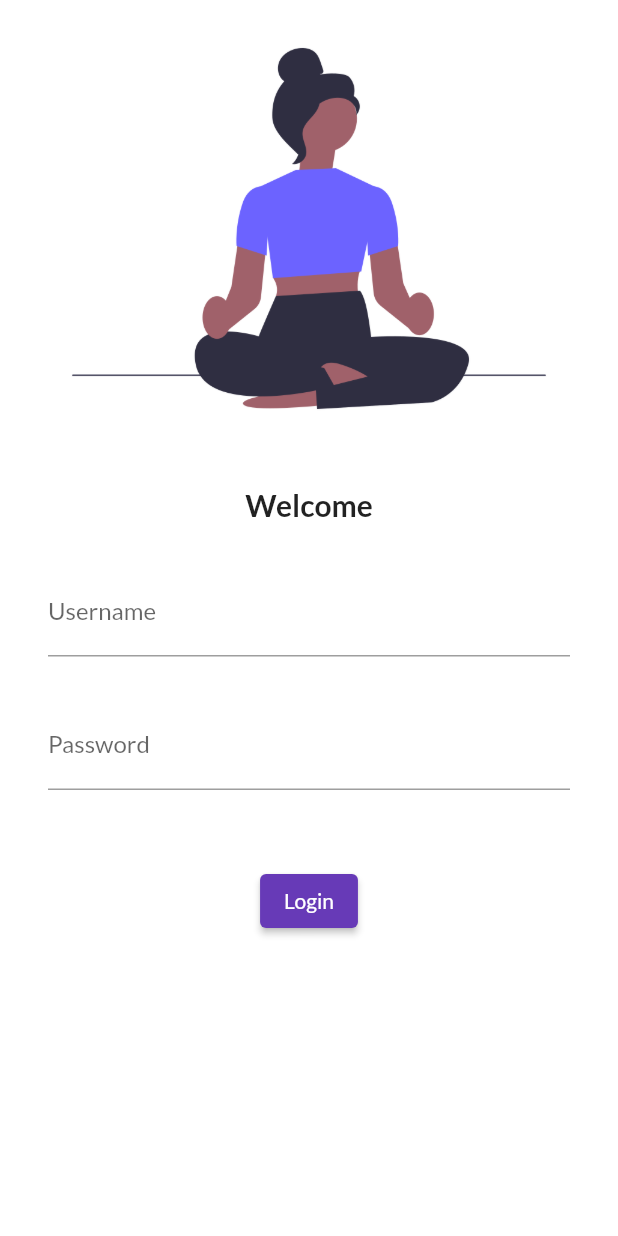
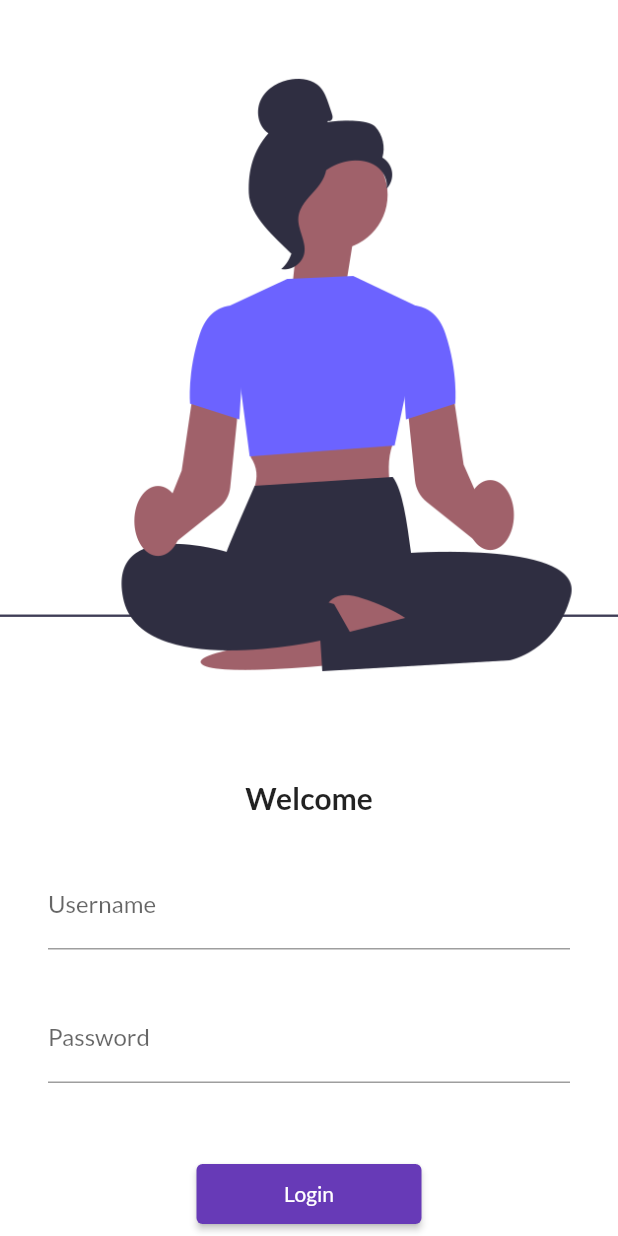
Before and after one commit to itsadarsh8/FlutterDemo, a Flutter app: the screen it shows after launch, on a phone screen of 412 x 824 dp. Run offline on Flutter 3.47's test engine with Material 2 defaults, Android fonts, the phone set to English and light mode, and no system bars; our stand-ins replace google_fonts.

Commit message:
//Single child scrollview Navigator, button size,removeDebugTag

```diff
--- a/lib/main.dart
+++ b/lib/main.dart
@@ -1,6 +1,7 @@
 import 'package:flutter/material.dart';
 import 'package:google_fonts/google_fonts.dart';
 import 'package:my_intern/pages/LoginPage.dart';
+import 'package:my_intern/utils/Routes.dart';
 import '/pages/HomePage.dart';
 
 
@@ -14,6 +15,9 @@ class myInterns extends StatelessWidget {
     return MaterialApp(
       //use this or "/" in routes
       //home:HomePage(),
+
+      //to remove debug tag on app
+      debugShowCheckedModeBanner: false,
 
       //choose theme type here
       themeMode: ThemeMode.light,
@@ -29,12 +33,9 @@ class myInterns extends StatelessWidget {
 
       //Layout manager
       routes: {
-        "/": (context) => new HomePage(),
-        "/login": (context) => new LoginPage(),
+        MyRoutes.homeRoute: (context) => new HomePage(),
+        MyRoutes.loginRoute: (context) => new LoginPage(),
       },
     );
   }
 }
-
-
-//Padding, TextFormField, Assets, Images
--- a/lib/pages/LoginPage.dart
+++ b/lib/pages/LoginPage.dart
@@ -1,4 +1,5 @@
 import 'package:flutter/material.dart';
+import 'package:my_intern/utils/Routes.dart';
 
 class LoginPage extends StatelessWidget {
   const LoginPage({super.key});
@@ -7,9 +8,10 @@ class LoginPage extends StatelessWidget {
   Widget build(BuildContext context) {
     return Material(
         color: Colors.white,
+        child: SingleChildScrollView(
           child: Column(
             children: [
-            Image.asset("assets/images/undraw1.png", fit: BoxFit.contain),
+              Image.asset("assets/images/undraw1.png", fit: BoxFit.cover,height: 500,),
 
               //use it instead of padding
               SizedBox(height: 20),
@@ -40,13 +42,15 @@ class LoginPage extends StatelessWidget {
                     ElevatedButton(
                         onPressed:(){
                           print("Button is pressed");
+                          Navigator.pushNamed(context, MyRoutes.homeRoute);
                         },
-                      style: TextButton.styleFrom(),
+                        style: TextButton.styleFrom(minimumSize: Size(150, 40)),
                         child: Text("Login"))
                   ],
                 ),
               )
             ],
+          ),
         ));
   }
 }
--- /dev/null
+++ b/lib/utils/Routes.dart
@@ -0,0 +1,4 @@
+class MyRoutes{
+  static String loginRoute = "/login";
+  static String homeRoute = "/home";
+}
```
Lines whose indentation alone changed are shown as unchanged.
